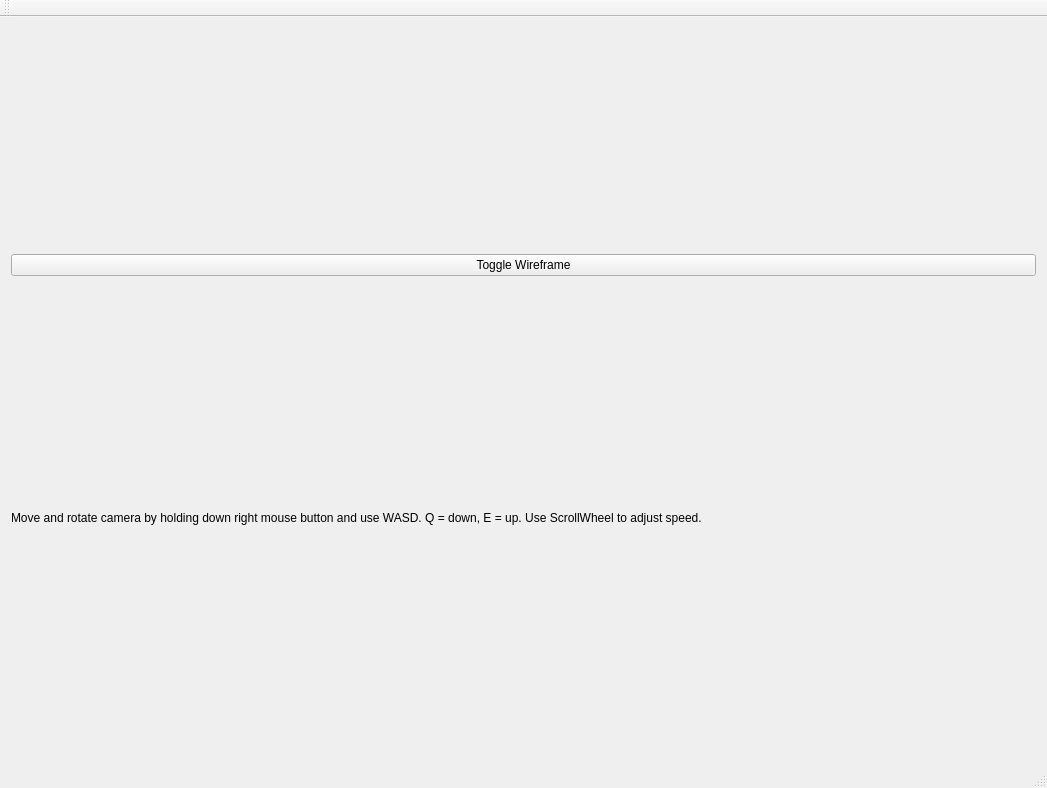
FredrikEik/Game_Engine_Architecture, file mainwindow.ui: the form before one commit.
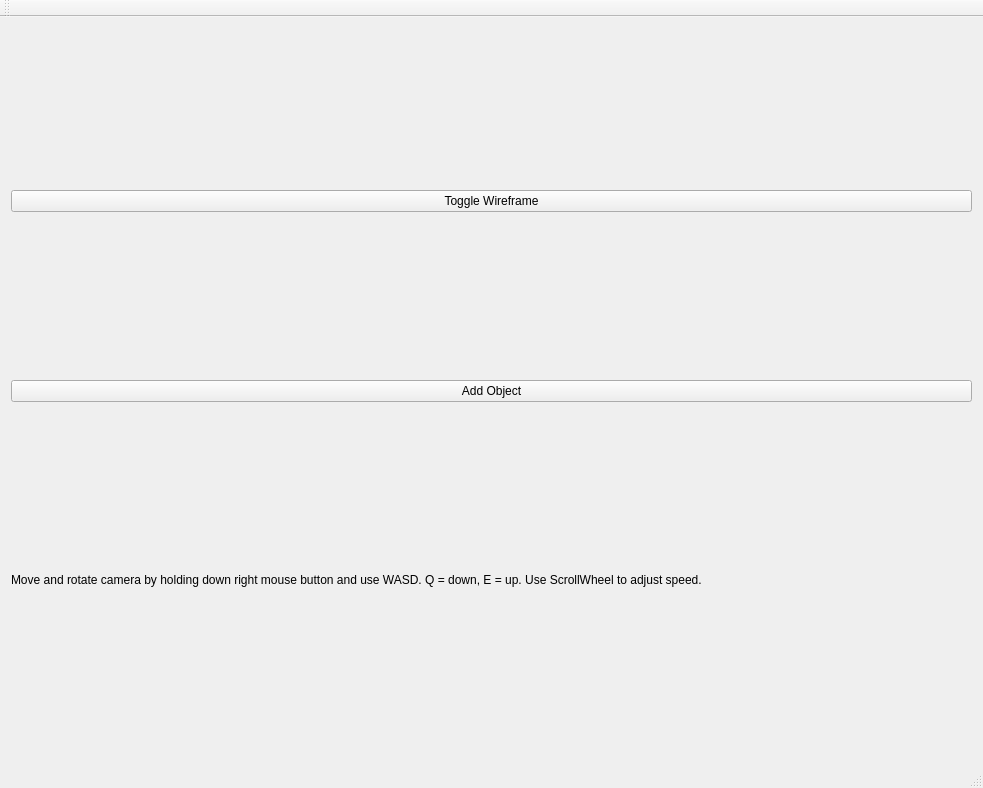
The form after the commit.

Commit message:
Empty object spawn button
Also added destructor in resource manager

```diff
--- a/mainwindow.ui
+++ b/mainwindow.ui
@@ -6,7 +6,7 @@
    <rect>
     <x>0</x>
     <y>0</y>
-    <width>1047</width>
+    <width>983</width>
     <height>788</height>
    </rect>
   </property>
@@ -25,6 +25,13 @@
       </property>
      </widget>
     </item>
+    <item>
+     <widget class="QPushButton" name="pushButton_2">
+      <property name="text">
+       <string>Add Object</string>
+      </property>
+     </widget>
+    </item>
     <item>
      <widget class="QLabel" name="label">
       <property name="sizePolicy">
```
Left out of the diff: 4 changed lines with no effect on the pictures. The commit also changes 2 other files.
